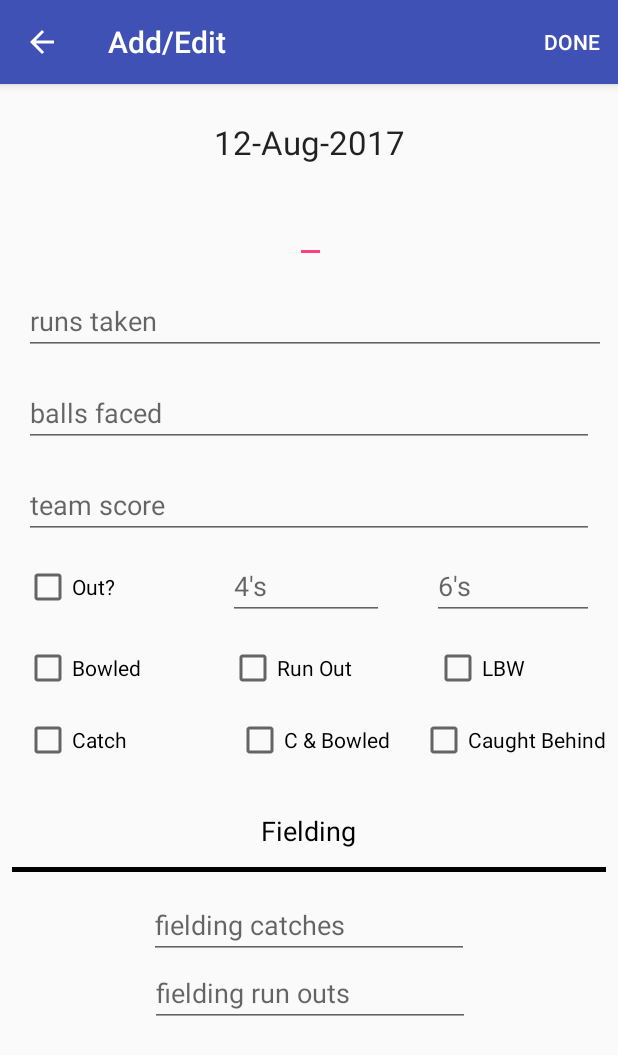
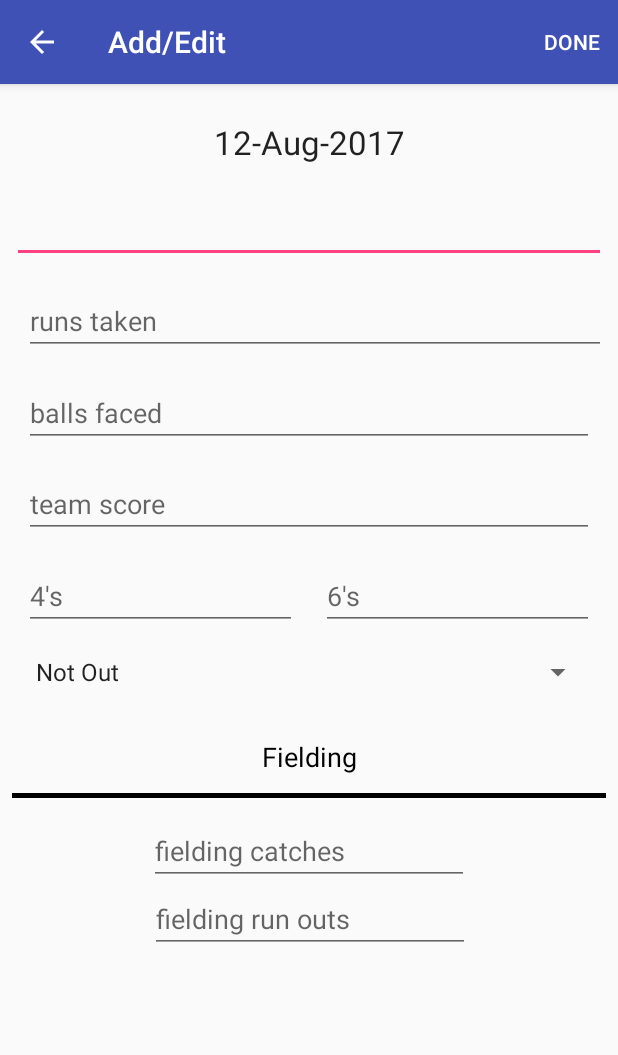
Before and after one commit to premsrj/cricket-stats, an Android app: the AddEditActivity screen opened directly, with no data from a screen before it, on a phone screen of 412 x 824 dp. Shown: the top 1055 px of the screen. Run offline under Robolectric (Android 15) with nearby library versions, the light colour scheme and no system bars.

Commit message:
Changed radio buttons to spinner for out data

```diff
--- a/app/src/main/res/layout/activity_add_edit.xml
+++ b/app/src/main/res/layout/activity_add_edit.xml
@@ -15,8 +15,10 @@
             android:id="@+id/editText5"
             android:layout_width="0dp"
             android:layout_height="wrap_content"
+            android:layout_marginEnd="8dp"
             android:layout_marginLeft="16dp"
-            android:layout_marginRight="8dp"
+            android:layout_marginRight="16dp"
+            android:layout_marginStart="16dp"
             android:layout_marginTop="16dp"
             android:ems="10"
             android:hint="runs taken"
@@ -30,8 +32,10 @@
             android:id="@+id/editText6"
             android:layout_width="0dp"
             android:layout_height="wrap_content"
+            android:layout_marginEnd="16dp"
             android:layout_marginLeft="16dp"
             android:layout_marginRight="16dp"
+            android:layout_marginStart="16dp"
             android:layout_marginTop="16dp"
             android:ems="10"
             android:hint="balls faced"
@@ -45,9 +49,11 @@
             android:id="@+id/editText7"
             android:layout_width="0dp"
             android:layout_height="wrap_content"
+            android:layout_marginEnd="16dp"
             android:layout_marginLeft="16dp"
             android:layout_marginRight="16dp"
-            android:layout_marginTop="16dp"
+            android:layout_marginStart="16dp"
+            android:layout_marginTop="15dp"
             android:ems="10"
             android:hint="team score"
             android:inputType="number"
@@ -56,193 +62,88 @@
             app:layout_constraintRight_toRightOf="parent"
             app:layout_constraintTop_toBottomOf="@+id/editText6" />
 
-        <CheckBox
-            android:id="@+id/checkBox2"
+        <android.support.constraint.Guideline
+            android:id="@+id/guideline"
             android:layout_width="wrap_content"
             android:layout_height="wrap_content"
+            android:orientation="vertical"
+            app:layout_constraintGuide_percent="0.5"
+            tools:layout_editor_absoluteX="192dp"
+            tools:layout_editor_absoluteY="81dp" />
+
+        <EditText
+            android:id="@+id/editText11"
+            android:layout_width="0dp"
+            android:layout_height="wrap_content"
+            android:layout_marginEnd="8dp"
             android:layout_marginLeft="16dp"
             android:layout_marginRight="8dp"
+            android:layout_marginStart="16dp"
             android:layout_marginTop="16dp"
-            android:text="Out?"
+            android:ems="10"
+            android:hint="4's"
+            android:inputType="number"
             app:layout_constraintHorizontal_bias="0.0"
             app:layout_constraintLeft_toLeftOf="parent"
             app:layout_constraintRight_toLeftOf="@+id/guideline"
             app:layout_constraintTop_toBottomOf="@+id/editText7" />
 
-        <android.support.constraint.Guideline
-            android:id="@+id/guideline"
-            android:layout_width="wrap_content"
-            android:layout_height="wrap_content"
-            android:orientation="vertical"
-            app:layout_constraintGuide_percent="0.33" />
-
-        <android.support.constraint.Guideline
-            android:id="@+id/guideline2"
-            android:layout_width="wrap_content"
-            android:layout_height="wrap_content"
-            android:orientation="vertical"
-            app:layout_constraintGuide_percent="0.66" />
-
-        <EditText
-            android:id="@+id/editText11"
-            android:layout_width="0dp"
-            android:layout_height="wrap_content"
-            android:layout_marginBottom="8dp"
-            android:layout_marginLeft="16dp"
-            android:layout_marginRight="16dp"
-            android:layout_marginTop="0dp"
-            android:ems="10"
-            android:hint="4's"
-            android:inputType="number"
-            app:layout_constraintBottom_toBottomOf="@+id/checkBox2"
-            app:layout_constraintHorizontal_bias="1.0"
-            app:layout_constraintLeft_toLeftOf="@+id/guideline"
-            app:layout_constraintRight_toLeftOf="@+id/guideline2"
-            app:layout_constraintTop_toTopOf="@+id/checkBox2"
-            app:layout_constraintVertical_bias="0.368" />
-
         <EditText
             android:id="@+id/editText12"
             android:layout_width="0dp"
             android:layout_height="wrap_content"
-            android:layout_marginBottom="8dp"
-            android:layout_marginLeft="16dp"
+            android:layout_marginEnd="16dp"
+            android:layout_marginLeft="8dp"
             android:layout_marginRight="16dp"
-            android:layout_marginTop="0dp"
+            android:layout_marginStart="8dp"
             android:ems="10"
             android:hint="6's"
             android:inputType="number"
-            app:layout_constraintBottom_toBottomOf="@+id/checkBox2"
-            app:layout_constraintHorizontal_bias="1.0"
-            app:layout_constraintLeft_toLeftOf="@+id/guideline2"
+            app:layout_constraintBottom_toBottomOf="@+id/editText11"
+            app:layout_constraintHorizontal_bias="0.0"
+            app:layout_constraintLeft_toLeftOf="@+id/guideline"
             app:layout_constraintRight_toRightOf="parent"
-            app:layout_constraintTop_toTopOf="@+id/checkBox2"
-            app:layout_constraintVertical_bias="0.368" />
-
-        <CheckBox
-            android:id="@+id/checkBox3"
-            android:layout_width="wrap_content"
-            android:layout_height="wrap_content"
-            android:layout_marginBottom="8dp"
-            android:layout_marginLeft="8dp"
-            android:layout_marginRight="8dp"
-            android:layout_marginTop="0dp"
-            android:text="LBW"
-            app:layout_constraintBottom_toBottomOf="@+id/checkBox4"
-            app:layout_constraintHorizontal_bias="0.15"
-            app:layout_constraintLeft_toLeftOf="@+id/guideline2"
-            app:layout_constraintRight_toRightOf="parent"
-            app:layout_constraintTop_toTopOf="@+id/checkBox4"
-            app:layout_constraintVertical_bias="0.0" />
-
-        <CheckBox
-            android:id="@+id/checkBox5"
-            android:layout_width="wrap_content"
-            android:layout_height="wrap_content"
-            android:layout_marginBottom="8dp"
-            android:layout_marginLeft="8dp"
-            android:layout_marginRight="8dp"
-            android:layout_marginTop="0dp"
-            android:text="Run Out"
-            app:layout_constraintBottom_toBottomOf="@+id/checkBox4"
-            app:layout_constraintHorizontal_bias="0.228"
-            app:layout_constraintLeft_toLeftOf="@+id/guideline"
-            app:layout_constraintRight_toLeftOf="@+id/guideline2"
-            app:layout_constraintTop_toTopOf="@+id/checkBox4"
-            app:layout_constraintVertical_bias="0.0" />
-
-        <CheckBox
-            android:id="@+id/checkBox4"
-            android:layout_width="wrap_content"
-            android:layout_height="wrap_content"
-            android:layout_marginLeft="16dp"
-            android:layout_marginRight="8dp"
-            android:layout_marginTop="16dp"
-            android:text="Bowled"
-            app:layout_constraintHorizontal_bias="0.0"
-            app:layout_constraintLeft_toLeftOf="parent"
-            app:layout_constraintRight_toLeftOf="@+id/guideline"
-            app:layout_constraintTop_toBottomOf="@+id/editText11" />
-
-        <CheckBox
-            android:id="@+id/checkBox12"
-            android:layout_width="wrap_content"
-            android:layout_height="wrap_content"
-            android:layout_marginLeft="16dp"
-            android:layout_marginRight="8dp"
-            android:layout_marginTop="16dp"
-            android:text="Catch"
-            app:layout_constraintHorizontal_bias="0.0"
-            app:layout_constraintLeft_toLeftOf="parent"
-            app:layout_constraintRight_toLeftOf="@+id/guideline"
-            app:layout_constraintTop_toBottomOf="@+id/checkBox5" />
-
-        <CheckBox
-            android:id="@+id/checkBox13"
-            android:layout_width="wrap_content"
-            android:layout_height="wrap_content"
-            android:layout_marginBottom="8dp"
-            android:layout_marginLeft="8dp"
-            android:layout_marginRight="8dp"
-            android:layout_marginTop="0dp"
-            android:text="C &amp; Bowled"
-            app:layout_constraintBottom_toBottomOf="@+id/checkBox12"
-            app:layout_constraintHorizontal_bias="0.75"
-            app:layout_constraintLeft_toLeftOf="@+id/guideline"
-            app:layout_constraintRight_toLeftOf="@+id/guideline2"
-            app:layout_constraintTop_toTopOf="@+id/checkBox12"
-            app:layout_constraintVertical_bias="0.0" />
-
-        <CheckBox
-            android:id="@+id/checkBox14"
-            android:layout_width="wrap_content"
-            android:layout_height="wrap_content"
-            android:layout_marginBottom="8dp"
-            android:layout_marginLeft="8dp"
-            android:layout_marginRight="8dp"
-            android:layout_marginTop="0dp"
-            android:text="Caught Behind"
-            app:layout_constraintBottom_toBottomOf="@+id/checkBox12"
-            app:layout_constraintHorizontal_bias="1.0"
-            app:layout_constraintLeft_toLeftOf="@+id/guideline2"
-            app:layout_constraintRight_toRightOf="parent"
-            app:layout_constraintTop_toTopOf="@+id/checkBox12"
-            app:layout_constraintVertical_bias="0.0" />
+            app:layout_constraintTop_toTopOf="@+id/editText11" />
 
         <TextView
             android:id="@+id/textView6"
             android:layout_width="wrap_content"
             android:layout_height="wrap_content"
+            android:layout_marginEnd="8dp"
             android:layout_marginLeft="8dp"
             android:layout_marginRight="8dp"
+            android:layout_marginStart="8dp"
             android:layout_marginTop="32dp"
             android:text="Fielding"
             android:textAppearance="@android:style/TextAppearance.Material.Medium"
             android:textColor="@android:color/background_dark"
-            app:layout_constraintHorizontal_bias="0.53"
-            app:layout_constraintLeft_toLeftOf="@+id/guideline"
-            app:layout_constraintRight_toLeftOf="@+id/guideline2"
-            app:layout_constraintTop_toBottomOf="@+id/checkBox13" />
+            app:layout_constraintLeft_toLeftOf="parent"
+            app:layout_constraintRight_toRightOf="parent"
+            app:layout_constraintTop_toBottomOf="@+id/spinner2" />
 
         <View
             android:id="@+id/margin_view"
             android:layout_width="0dp"
             android:layout_height="3dp"
+            android:layout_marginEnd="8dp"
             android:layout_marginLeft="8dp"
             android:layout_marginRight="8dp"
+            android:layout_marginStart="8dp"
             android:layout_marginTop="12dp"
             android:background="@android:color/background_dark"
             app:layout_constraintHorizontal_bias="0.0"
             app:layout_constraintLeft_toLeftOf="parent"
             app:layout_constraintRight_toRightOf="parent"
-            app:layout_constraintTop_toBottomOf="@id/textView6" />
+            app:layout_constraintTop_toBottomOf="@+id/textView6" />
 
         <TextView
             android:id="@+id/textView7"
             android:layout_width="wrap_content"
             android:layout_height="wrap_content"
+            android:layout_marginEnd="8dp"
             android:layout_marginLeft="8dp"
             android:layout_marginRight="8dp"
+            android:layout_marginStart="8dp"
             android:layout_marginTop="24dp"
             android:text="12-Aug-2017"
             android:textAppearance="@android:style/TextAppearance.Material.Large"
@@ -252,26 +153,27 @@
 
         <AutoCompleteTextView
             android:id="@+id/autoCompleteTextView"
-            android:layout_width="wrap_content"
+            android:layout_width="0dp"
             android:layout_height="wrap_content"
-            android:layout_marginLeft="8dp"
-            android:layout_marginRight="8dp"
+            android:layout_marginEnd="8dp"
+            android:layout_marginLeft="16dp"
+            android:layout_marginRight="16dp"
+            android:layout_marginStart="8dp"
             android:layout_marginTop="16dp"
-            android:completionHint="Team"
+            android:completionHint="Opposing Team"
             android:textAppearance="@android:style/TextAppearance.Material.Large"
-            app:layout_constraintHorizontal_bias="0.502"
             app:layout_constraintLeft_toLeftOf="parent"
             app:layout_constraintRight_toRightOf="parent"
-            app:layout_constraintTop_toBottomOf="@+id/textView7"
-            tools:text="Opposing Team" />
+            app:layout_constraintTop_toBottomOf="@+id/textView7" />
 
         <EditText
             android:id="@+id/editText13"
             android:layout_width="wrap_content"
             android:layout_height="wrap_content"
+            android:layout_marginEnd="8dp"
             android:layout_marginLeft="8dp"
             android:layout_marginRight="8dp"
-            android:layout_marginTop="0dp"
+            android:layout_marginStart="8dp"
             android:ems="10"
             android:hint="fielding run outs"
             android:inputType="number"
@@ -284,15 +186,29 @@
             android:id="@+id/editText14"
             android:layout_width="wrap_content"
             android:layout_height="wrap_content"
+            android:layout_marginEnd="8dp"
             android:layout_marginLeft="8dp"
             android:layout_marginRight="8dp"
+            android:layout_marginStart="8dp"
             android:layout_marginTop="16dp"
             android:ems="10"
             android:hint="fielding catches"
             android:inputType="number"
             app:layout_constraintLeft_toLeftOf="parent"
             app:layout_constraintRight_toRightOf="parent"
-            app:layout_constraintTop_toTopOf="@id/margin_view" />
+            app:layout_constraintTop_toTopOf="@+id/margin_view" />
+
+        <Spinner
+            android:id="@+id/spinner2"
+            android:layout_width="0dp"
+            android:layout_height="wrap_content"
+            android:layout_marginLeft="16dp"
+            android:layout_marginRight="16dp"
+            android:layout_marginTop="16dp"
+            android:entries="@array/outs"
+            app:layout_constraintLeft_toLeftOf="parent"
+            app:layout_constraintRight_toRightOf="parent"
+            app:layout_constraintTop_toBottomOf="@+id/editText11" />
 
     </android.support.constraint.ConstraintLayout>
 </ScrollView>
--- /dev/null
+++ b/app/src/main/res/values/outs.xml
@@ -0,0 +1,12 @@
+<?xml version="1.0" encoding="utf-8"?>
+<resources>
+    <string-array name="outs">
+        <item>Not Out</item>
+        <item>Bowled</item>
+        <item>LBW</item>
+        <item>Run Out</item>
+        <item>Caught &amp; Bowled</item>
+        <item>Caught Behind</item>
+        <item>Catch Other</item>
+    </string-array>
+</resources>
```
